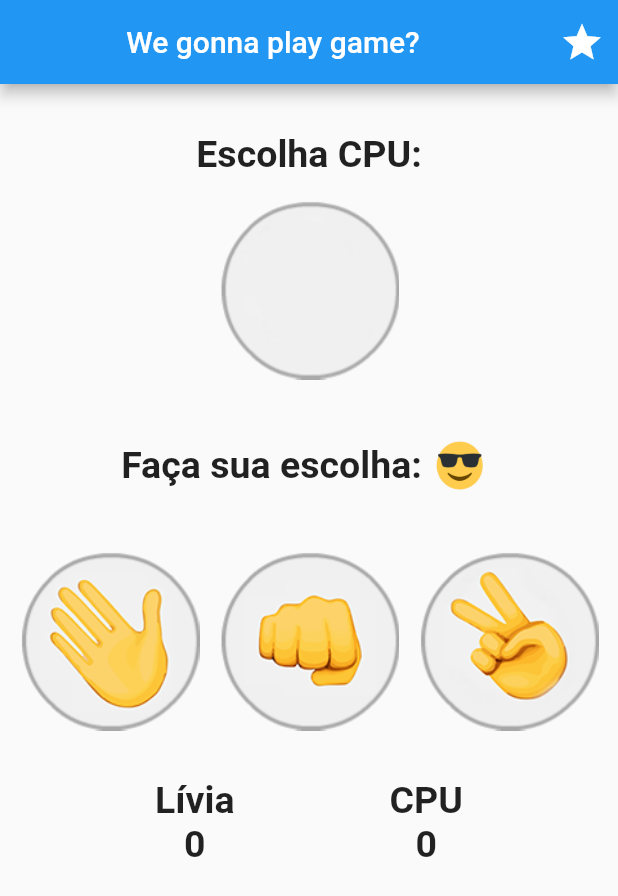
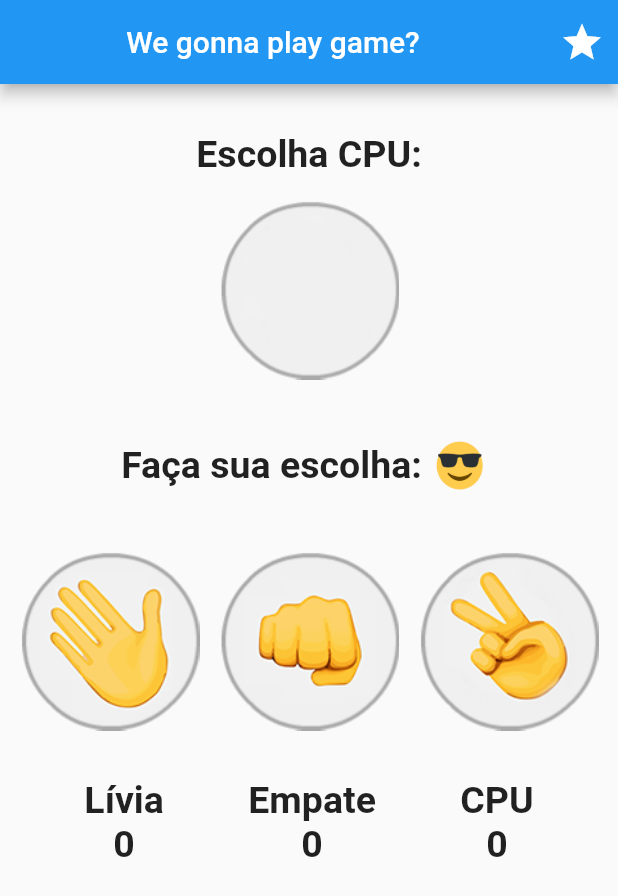
Before and after one commit to devademiroliveira/Jokenpo-Flutter, a Flutter app: the screen it shows after launch, on a phone screen of 412 x 824 dp. Shown: the top 896 px of the screen. Run offline on Flutter 3.47's test engine with Material 2 defaults, Android fonts, the phone set to English and light mode, and no system bars.

Commit message:
primeiro commit

```diff
--- a/lib/game.dart
+++ b/lib/game.dart
@@ -20,14 +20,15 @@ class _GameState extends State<Game> {
   final String _titulo = 'We gonna play game?';
   var _placarCpu = 0;
   var _placarPlayer = 0;
+  var _placarEmpate = 0;
 
   void _opcaoSelect(String escolhaUser) {
     var opcoes = ['Papel', 'Pedra', 'Tesoura'];
     var numero = Random().nextInt(3);
     var _escolhaCpu = opcoes[numero];
 
-    //print('CPU:' + _escolhaCpu);
-    //print('PLAYER:' + escolhaUser);
+    // print('CPU:' + _escolhaCpu);
+    // print('PLAYER:' + escolhaUser);
 
     // Exibindo imagem escolhida pela CPU
     switch (_escolhaCpu) {
@@ -75,6 +76,7 @@ class _GameState extends State<Game> {
         _mensagem = 'Escolheu: ' + escolhaUser + '... Empatou! ';
         _imageDefault = _imageTied;
         _notificacao = 'CPU: ' + _escolhaCpu;
+        _placarEmpate++;
       });
     }
   }
@@ -187,6 +189,24 @@ class _GameState extends State<Game> {
                 Column(
                   children: [
                     const Text(
+                      'Empate',
+                      style: TextStyle(
+                        fontSize: 25,
+                        fontWeight: FontWeight.bold,
+                      ),
+                    ),
+                    Text(
+                      '$_placarEmpate',
+                      style: const TextStyle(
+                        fontSize: 25,
+                        fontWeight: FontWeight.bold,
+                      ),
+                    ),
+                  ],
+                ),
+                Column(
+                  children: [
+                    const Text(
                       'CPU',
                       style: TextStyle(
                         fontSize: 25,
```
